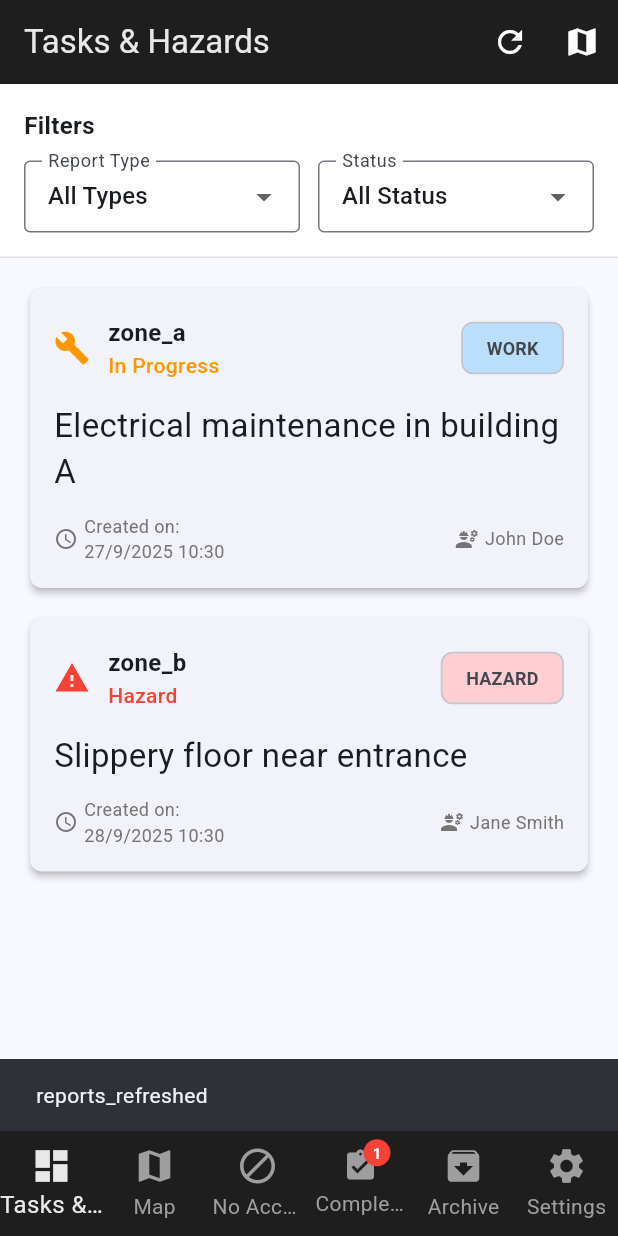
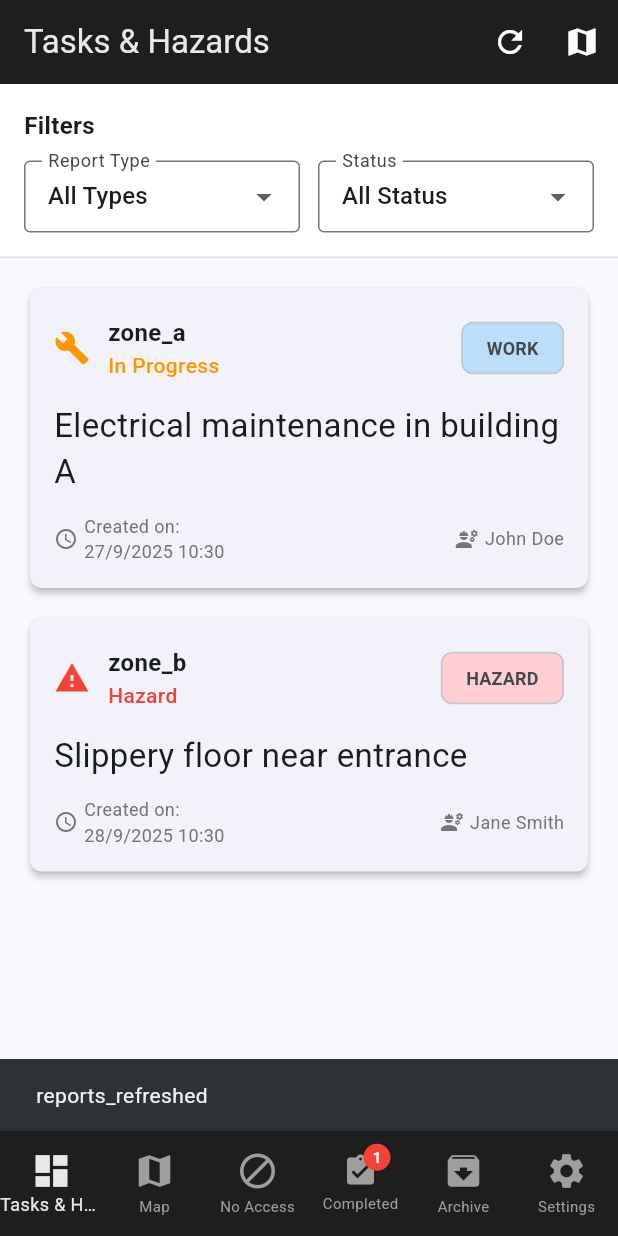
Before and after one commit to totenkopf7/livework, a Flutter app: the MainNavigationPage screen opened directly, after a tap on the "refresh" icon, on a phone screen of 412 x 824 dp. Run offline on Flutter 3.47's test engine with Material 3 defaults, Android fonts, the phone set to English and light mode, and no system bars; our stand-ins replace cloud_firestore, firebase_auth, firebase_core, firebase_storage, image_gallery_saver, image_picker and 2 more; missing offline and left inert: dart:html; accounts and stored records are empty.

Commit message:
Changed and modified bottomNavBar labels

```diff
--- a/lib/dashboard_page.dart
+++ b/lib/dashboard_page.dart
@@ -51,7 +51,7 @@ class _DashboardPageState extends State<DashboardPage> {
     return Scaffold(
       // backgroundColor: Colors.black,
       appBar: AppBar(
-        title: Text(translate(context, 'dashboard')),
+        title: Text(translate(context, 'Tasks & Hazards')),
         backgroundColor: AppColors.background,
         foregroundColor: AppColors.secondary,
         actions: [
--- a/lib/main.dart
+++ b/lib/main.dart
@@ -378,8 +378,8 @@ class _MainNavigationPageState extends State<MainNavigationPage> {
                   unselectedItemColor: Colors.grey,
                   type: BottomNavigationBarType.fixed,
                   showSelectedLabels: true,
-                  selectedFontSize: 16,
-                  unselectedFontSize: 14,
+                  selectedFontSize: 12,
+                  unselectedFontSize: 10,
                   showUnselectedLabels: true,
                 ),
               );
```
